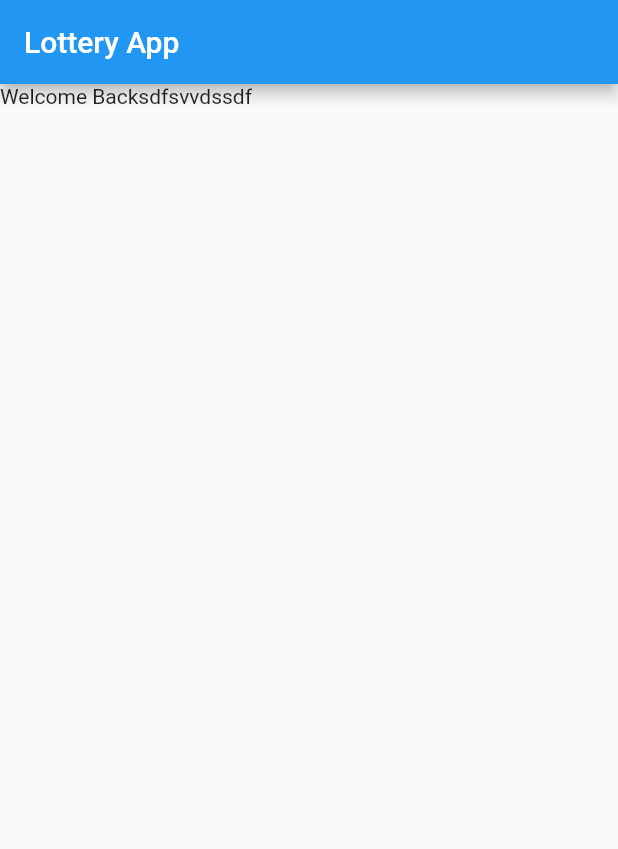
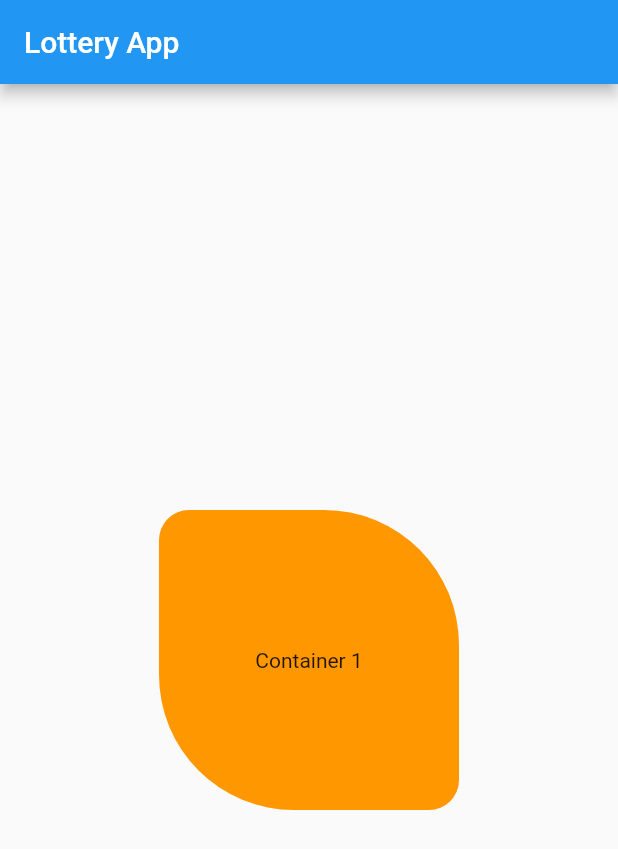
Before and after one commit to mukarramshabbir/Mukarram-bytewise-fellowship, a Flutter app: the screen it shows after launch, on a phone screen of 412 x 824 dp. Shown: the top 849 px of the screen. Run offline on Flutter 3.47's test engine with Material 2 defaults, Android fonts, the light colour scheme and no system bars.

Commit message:
Container

```diff
--- a/SettingUp/lib/main.dart
+++ b/SettingUp/lib/main.dart
@@ -13,7 +13,28 @@ class MyApp extends StatelessWidget {
         appBar: AppBar(
           title: Text('Lottery App'),
         ),
-          body: Text('Welcome Backsdfsvvdssdf')
+          body: Column(
+            mainAxisAlignment: MainAxisAlignment.center,
+            crossAxisAlignment: CrossAxisAlignment.center,
+            children: [
+              Center(
+              child: Container(
+                height: 200,
+                width: 200,
+                decoration: const BoxDecoration(
+                  color: Colors.orange,
+                  borderRadius: BorderRadius.only(
+                    topRight: Radius.circular(90),
+                    bottomLeft: Radius.circular(90),
+                    topLeft: Radius.circular(20),
+                    bottomRight: Radius.circular(20),
+                  )
+                ),
+                  child:Center(child: Text('Container 1')),
+              )
+              )
+            ],
+          )
       ),
     );
   }
```
